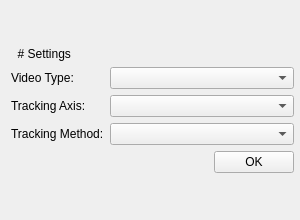
The window that funscript_editor/ui/settings_view.ui (michael-mueller-git/Python-Funscript-Editor) describes before a commit, drawn with Qt 5.
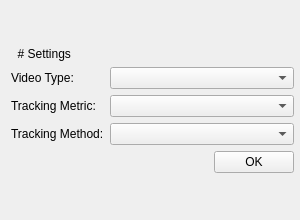
The same window after the commit.

Commit message: refactor distance to metric

Patch:
```diff
--- a/funscript_editor/ui/settings_view.ui
+++ b/funscript_editor/ui/settings_view.ui
@@ -64,7 +64,7 @@
      <item row="2" column="0">
       <widget class="QLabel" name="label_2">
        <property name="text">
-        <string>Tracking Axis:</string>
+        <string>Tracking Metric:</string>
        </property>
       </widget>
      </item>
```
Left out of the diff: 2 changed lines with no effect on the pictures. The commit also changes 4 other files.
